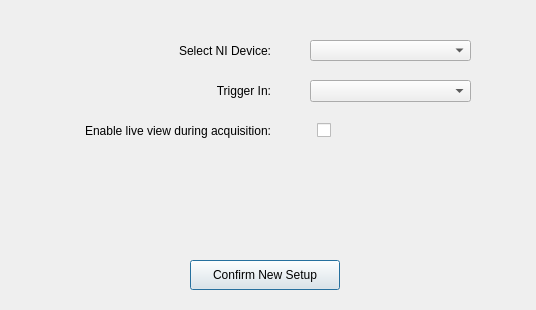
This is src/app/src/advancedsetupdialog.ui in CuriBio/nautilus_acquisition as Qt 5 draws it before an edit. The edited form follows.
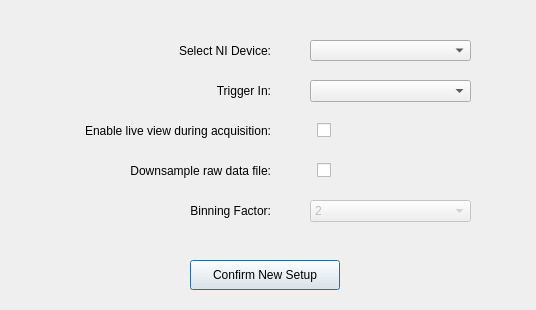
This is the edited form.

Commit message: add new advanced setup options for add binning factor

Patch:
```diff
--- a/src/app/src/advancedsetupdialog.ui
+++ b/src/app/src/advancedsetupdialog.ui
@@ -110,6 +110,92 @@
     <set>Qt::AlignRight|Qt::AlignTrailing|Qt::AlignVCenter</set>
    </property>
   </widget>
+  <widget class="QLabel" name="label_4">
+   <property name="geometry">
+    <rect>
+     <x>10</x>
+     <y>160</y>
+     <width>261</width>
+     <height>21</height>
+    </rect>
+   </property>
+   <property name="text">
+    <string>Downsample raw data file:</string>
+   </property>
+   <property name="alignment">
+    <set>Qt::AlignRight|Qt::AlignTrailing|Qt::AlignVCenter</set>
+   </property>
+  </widget>
+  <widget class="QCheckBox" name="checkDownsampleRawFiles">
+   <property name="geometry">
+    <rect>
+     <x>310</x>
+     <y>160</y>
+     <width>21</width>
+     <height>21</height>
+    </rect>
+   </property>
+   <property name="layoutDirection">
+    <enum>Qt::RightToLeft</enum>
+   </property>
+   <property name="text">
+    <string/>
+   </property>
+  </widget>
+  <widget class="QLabel" name="label_5">
+   <property name="geometry">
+    <rect>
+     <x>10</x>
+     <y>200</y>
+     <width>261</width>
+     <height>21</height>
+    </rect>
+   </property>
+   <property name="text">
+    <string>Binning Factor:</string>
+   </property>
+   <property name="alignment">
+    <set>Qt::AlignRight|Qt::AlignTrailing|Qt::AlignVCenter</set>
+   </property>
+  </widget>
+  <widget class="QComboBox" name="binningFactorList">
+   <property name="enabled">
+    <bool>false</bool>
+   </property>
+   <property name="geometry">
+    <rect>
+     <x>310</x>
+     <y>200</y>
+     <width>161</width>
+     <height>22</height>
+    </rect>
+   </property>
+   <item>
+    <property name="text">
+     <string>2</string>
+    </property>
+   </item>
+   <item>
+    <property name="text">
+     <string>4</string>
+    </property>
+   </item>
+   <item>
+    <property name="text">
+     <string>6</string>
+    </property>
+   </item>
+   <item>
+    <property name="text">
+     <string>8</string>
+    </property>
+   </item>
+   <item>
+    <property name="text">
+     <string>12</string>
+    </property>
+   </item>
+  </widget>
  </widget>
  <resources/>
  <connections/>
```
